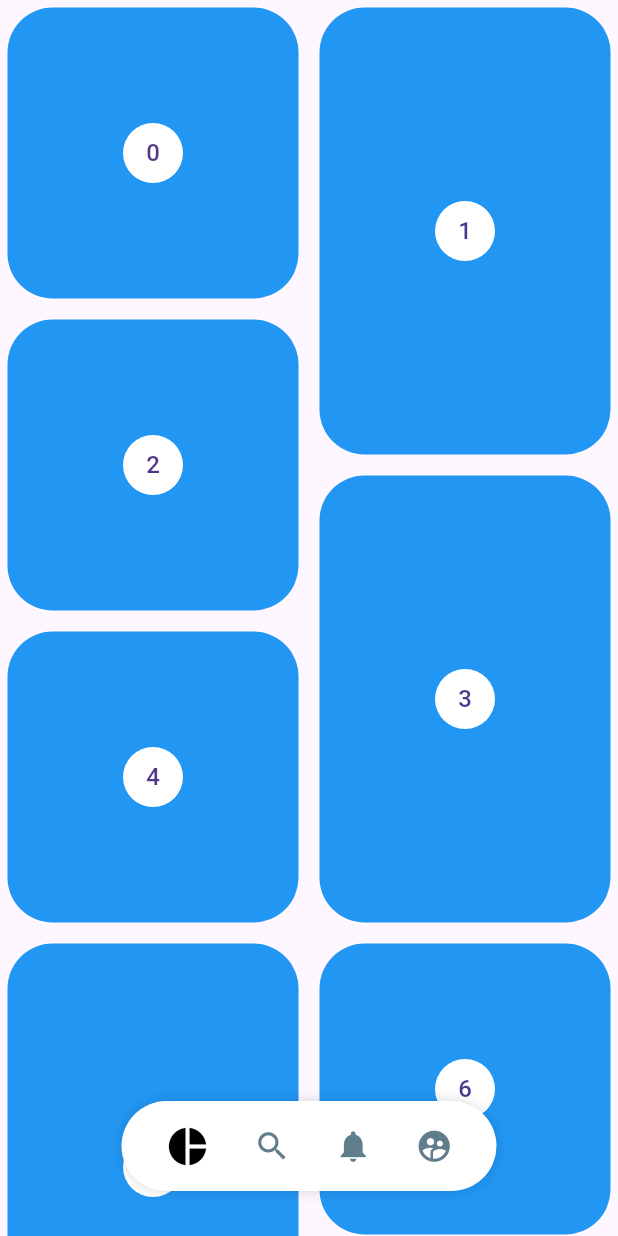
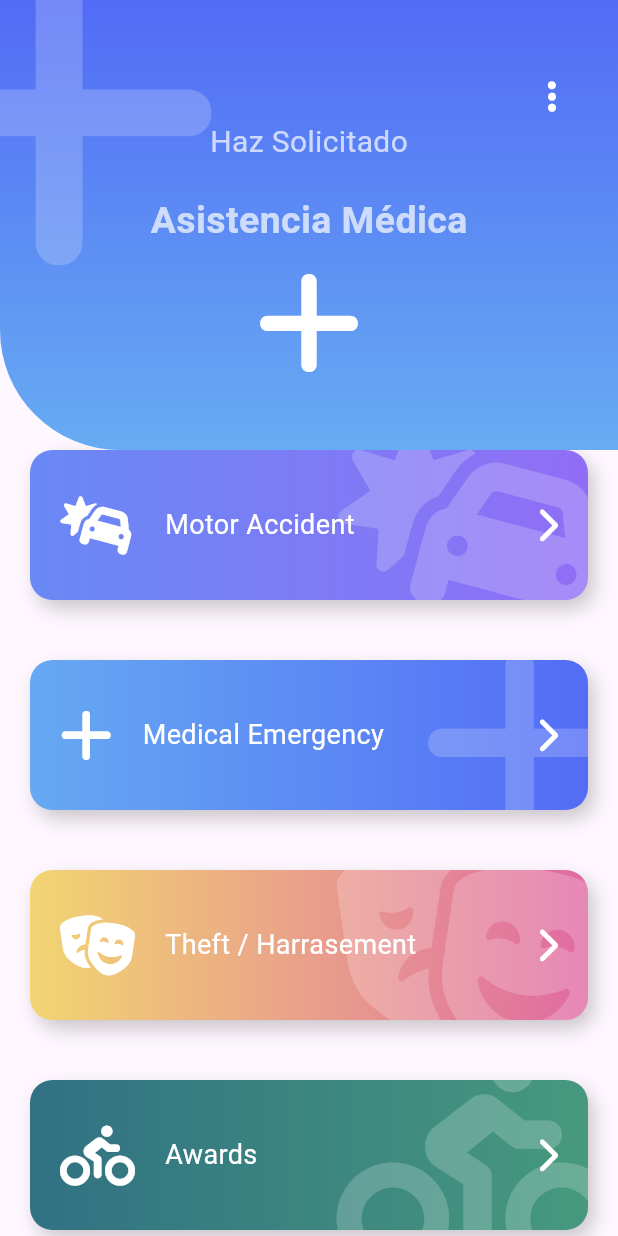
Before and after one commit to gavasquez/Flutter-intermedio, a Flutter app: the screen it shows after launch, on a phone screen of 412 x 824 dp. Run offline on Flutter 3.47's test engine with Material 3 defaults, Android fonts, the phone set to English and light mode, and no system bars; our stand-ins replace animate_do, flutter_svg, font_awesome_flutter.

Commit message:
Fin de la seccion 8

```diff
--- a/lib/main.dart
+++ b/lib/main.dart
@@ -5,7 +5,8 @@
 //import 'package:disenos_app/src/pages/graficas_circulares_page.dart';
 //import 'package:disenos_app/src/labs/slideshow_page.dart';
 //import 'package:disenos_app/src/pages/slideshow_page.dart';
-import 'package:disenos_app/src/pages/pinterest_page.dart';
+import 'package:disenos_app/src/pages/emergency_page.dart';
+//import 'package:disenos_app/src/pages/pinterest_page.dart';
 import 'package:flutter/material.dart';
 
 void main() {
@@ -17,10 +18,10 @@ class MyApp extends StatelessWidget {
 
   @override
   Widget build(BuildContext context) {
-    return const MaterialApp(
+    return MaterialApp(
       debugShowCheckedModeBanner: false,
       title: 'Diseños App',
-      home: PinterestPage(),
+      home: EmergencyPage(),
     );
   }
 }
--- /dev/null
+++ b/lib/src/pages/emergency_page.dart
@@ -0,0 +1,113 @@
+import 'package:animate_do/animate_do.dart';
+import 'package:disenos_app/src/widgets/boton_gordo.dart';
+import 'package:disenos_app/src/widgets/headers.dart';
+import 'package:flutter/material.dart';
+import 'package:font_awesome_flutter/font_awesome_flutter.dart';
+
+class ItemBoton {
+  final IconData icon;
+  final String texto;
+  final Color color1;
+  final Color color2;
+
+  ItemBoton(this.icon, this.texto, this.color1, this.color2);
+}
+
+final items = <ItemBoton>[
+  ItemBoton(FontAwesomeIcons.carCrash, 'Motor Accident', Color(0xff6989F5),
+      const Color(0xff906EF5)),
+  ItemBoton(FontAwesomeIcons.plus, 'Medical Emergency', const Color(0xff66A9F2),
+      Color(0xff536CF6)),
+  ItemBoton(FontAwesomeIcons.theaterMasks, 'Theft / Harrasement',
+      Color(0xffF2D572), const Color(0xffE06AA3)),
+  ItemBoton(FontAwesomeIcons.biking, 'Awards', const Color(0xff317183),
+      Color(0xff46997D)),
+  ItemBoton(FontAwesomeIcons.carCrash, 'Motor Accident', Color(0xff6989F5),
+      const Color(0xff906EF5)),
+  ItemBoton(FontAwesomeIcons.plus, 'Medical Emergency', const Color(0xff66A9F2),
+      Color(0xff536CF6)),
+  ItemBoton(FontAwesomeIcons.theaterMasks, 'Theft / Harrasement',
+      Color(0xffF2D572), const Color(0xffE06AA3)),
+  ItemBoton(FontAwesomeIcons.biking, 'Awards', const Color(0xff317183),
+      Color(0xff46997D)),
+  ItemBoton(FontAwesomeIcons.carCrash, 'Motor Accident', Color(0xff6989F5),
+      const Color(0xff906EF5)),
+  ItemBoton(FontAwesomeIcons.plus, 'Medical Emergency', Color(0xff66A9F2),
+      Color(0xff536CF6)),
+  ItemBoton(FontAwesomeIcons.theaterMasks, 'Theft / Harrasement',
+      Color(0xffF2D572), const Color(0xffE06AA3)),
+  ItemBoton(FontAwesomeIcons.biking, 'Awards', const Color(0xff317183),
+      Color(0xff46997D)),
+];
+
+// ignore: must_be_immutable
+class EmergencyPage extends StatelessWidget {
+  List<Widget> itemMap = items
+      .map((item) => FadeInLeft(
+            duration: const Duration(milliseconds: 250),
+            child: BotonGordo(
+              onPress: () {},
+              icon: item.icon,
+              texto: item.texto,
+              color1: item.color1,
+              color2: item.color2,
+            ),
+          ))
+      .toList();
+
+  EmergencyPage({super.key});
+
+  @override
+  Widget build(BuildContext context) {
+    return Scaffold(
+      body: Stack(
+        children: [
+          Container(
+            margin: const EdgeInsets.only(top: 200),
+            child: ListView(
+              physics: const BouncingScrollPhysics(),
+              children: [
+                const SizedBox(
+                  height: 80,
+                ),
+                ...itemMap,
+              ],
+            ),
+          ),
+          const Encabezado(),
+        ],
+      ),
+    );
+  }
+}
+
+class Encabezado extends StatelessWidget {
+  const Encabezado({super.key});
+
+  @override
+  Widget build(BuildContext context) {
+    return Stack(
+      children: [
+        const IconHeader(
+          icon: FontAwesomeIcons.plus,
+          titulo: 'Asistencia Médica',
+          subTitulo: 'Haz Solicitado',
+          color1: Color(0xff526BF6),
+          color2: Color(0xff67ACF2),
+        ),
+        Positioned(
+            right: 0,
+            top: 40,
+            child: RawMaterialButton(
+              onPressed: () {},
+              shape: const CircleBorder(),
+              padding: const EdgeInsets.all(10),
+              child: const FaIcon(
+                FontAwesomeIcons.ellipsisVertical,
+                color: Colors.white,
+              ),
+            )),
+      ],
+    );
+  }
+}
--- /dev/null
+++ b/lib/src/widgets/boton_gordo.dart
@@ -0,0 +1,99 @@
+import 'package:flutter/material.dart';
+import 'package:font_awesome_flutter/font_awesome_flutter.dart';
+
+class BotonGordo extends StatelessWidget {
+  final IconData icon;
+  final String texto;
+  final Color color1;
+  final Color color2;
+  final Function()? onPress;
+  const BotonGordo(
+      {super.key,
+      this.icon = FontAwesomeIcons.circle,
+      required this.texto,
+      this.color1 = Colors.grey,
+      this.color2 = Colors.blueGrey,
+      required this.onPress});
+
+  @override
+  Widget build(BuildContext context) {
+    return GestureDetector(
+      onTap: onPress,
+      child: Stack(
+        children: [
+          _BotonGordoBackground(icon, color1, color2),
+          Row(
+            mainAxisAlignment: MainAxisAlignment.center,
+            children: [
+              const SizedBox(
+                height: 140,
+                width: 40,
+              ),
+              FaIcon(
+                icon,
+                color: Colors.white,
+                size: 40,
+              ),
+              const SizedBox(
+                width: 20,
+              ),
+              Expanded(
+                child: Text(
+                  texto,
+                  style: const TextStyle(color: Colors.white, fontSize: 18),
+                ),
+              ),
+              const FaIcon(
+                FontAwesomeIcons.chevronRight,
+                color: Colors.white,
+              ),
+              const SizedBox(
+                width: 40,
+              )
+            ],
+          )
+        ],
+      ),
+    );
+  }
+}
+
+class _BotonGordoBackground extends StatelessWidget {
+  final IconData icon;
+  final Color color1;
+  final Color color2;
+
+  const _BotonGordoBackground(this.icon, this.color1, this.color2);
+  @override
+  Widget build(BuildContext context) {
+    return Container(
+      width: double.infinity,
+      height: 100,
+      margin: const EdgeInsets.all(20),
+      decoration: BoxDecoration(
+          boxShadow: [
+            BoxShadow(
+                color: Colors.black.withOpacity(0.2),
+                offset: const Offset(4, 6),
+                blurRadius: 10)
+          ],
+          gradient: LinearGradient(colors: [color1, color2]),
+          borderRadius: BorderRadius.circular(15)),
+      child: ClipRRect(
+        borderRadius: BorderRadius.circular(15),
+        child: Stack(
+          children: [
+            Positioned(
+                right: -20,
+                top: -20,
+                child: FaIcon(
+                  icon,
+                  size: 150,
+                  color: Colors.white.withOpacity(0.2),
+                ))
+          ],
+        ),
+      ),
+    );
+  }
+}
--- a/lib/src/widgets/headers.dart
+++ b/lib/src/widgets/headers.dart
@@ -1,6 +1,7 @@
 import 'dart:ui';
 
 import 'package:flutter/material.dart';
+import 'package:font_awesome_flutter/font_awesome_flutter.dart';
 
 class HeaderCuadrado extends StatelessWidget {
   const HeaderCuadrado({super.key});
@@ -310,3 +311,88 @@ class _HeaderWaveGradientPainter extends CustomPainter {
     return true;
   }
 }
+
+class IconHeader extends StatelessWidget {
+  final IconData icon;
+  final String titulo;
+  final String subTitulo;
+  final Color color1;
+  final Color color2;
+
+  const IconHeader(
+      {super.key,
+      required this.icon,
+      required this.titulo,
+      required this.subTitulo,
+      this.color1 = const Color(0xff526BF6),
+      this.color2 = const Color(0xff67ACF2)});
+
+  @override
+  Widget build(BuildContext context) {
+    final Color colorBlanco = Colors.white.withOpacity(0.7);
+    return Stack(
+      children: [
+        _IconHeaderBackground(color1, color2),
+        Positioned(
+            top: -50,
+            left: -70,
+            child: FaIcon(
+              icon,
+              size: 250,
+              color: Colors.white.withOpacity(0.2),
+            )),
+        Column(
+          children: [
+            const SizedBox(
+              height: 80,
+              width: double.infinity,
+            ),
+            Text(
+              subTitulo,
+              style: TextStyle(fontSize: 20, color: colorBlanco),
+            ),
+            const SizedBox(
+              height: 20,
+            ),
+            Text(
+              titulo,
+              style: TextStyle(
+                  fontSize: 25,
+                  fontWeight: FontWeight.bold,
+                  color: colorBlanco),
+            ),
+            const SizedBox(
+              height: 10,
+            ),
+            FaIcon(
+              icon,
+              size: 80,
+              color: Colors.white,
+            )
+          ],
+        )
+      ],
+    );
+  }
+}
+
+class _IconHeaderBackground extends StatelessWidget {
+  final Color color1;
+  final Color color2;
+  const _IconHeaderBackground(this.color1, this.color2);
+
+  @override
+  Widget build(BuildContext context) {
+    return Container(
+      width: double.infinity,
+      height: 300,
+      decoration: BoxDecoration(
+          borderRadius:
+              const BorderRadius.only(bottomLeft: Radius.circular(80)),
+          gradient: LinearGradient(
+              begin: Alignment.topCenter,
+              end: Alignment.bottomCenter,
+              colors: <Color>[color1, color2])),
+    );
+  }
+}
--- a/pubspec.yaml
+++ b/pubspec.yaml
@@ -38,6 +38,8 @@ dependencies:
   flutter_svg: ^2.0.10+1
   provider: ^6.1.2
   flutter_staggered_grid_view: ^0.4.1
+  font_awesome_flutter: ^10.7.0
+  animate_do: ^3.3.4
 
 dev_dependencies:
   flutter_test:
```
Also changed, not shown: pubspec.lock.
